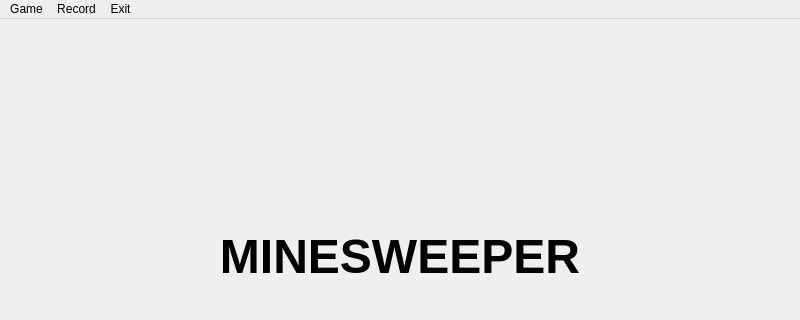
The window that include/mainwindow.ui (Goldfish9901-2/minesweeper-qt) describes before a commit, drawn with Qt 5; both pictures show x 0 to 800 and y 0 to 320 of the 800 by 600 pixel window.
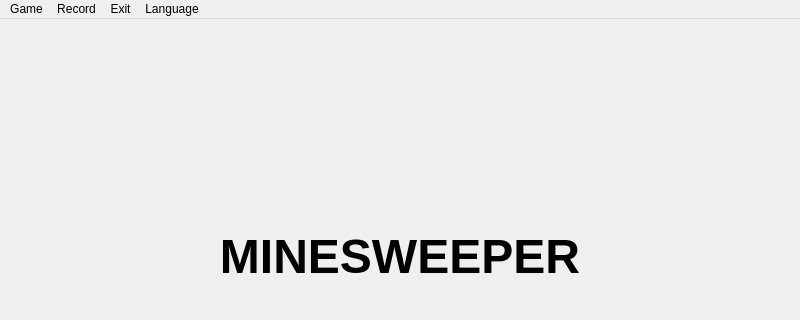
The same window after the commit.

Commit message: feat(i18n): 实现多语言支持和动态语言切换功能- 升级CMake标准至C++17并添加MSVC UTF-8编译选项 - 新增英语翻译文件(res/MineSweeper_en.ts)和支持中文翻译- 创建LanguageChoiceAction类用于处理语言选择菜单项 - 实现动态语言菜单创建和切换逻辑- 添加翻译加载和注册机制，支持多语言自动检测 - 重构图标渲染相关代码到独立源文件- 更新UI界面添加语言菜单入口 -优化CMakeLists.txt项目源文件组织结构

Diff of the .ui file:
```diff
--- a/include/mainwindow.ui
+++ b/include/mainwindow.ui
@@ -135,9 +135,17 @@
      <string>Exit</string>
     </property>
    </widget>
+            <widget class="QMenu" name="menuLanguage">
+                <property name="title">
+                    <string>Language</string>
+                </property>
+                <addaction name="actionEnglish"/>
+                <addaction name="actionChinese"/>
+            </widget>
    <addaction name="menuMineSweeper"/>
    <addaction name="menuRecord"/>
    <addaction name="menuExit"/>
+            <addaction name="menuLanguage"/>
   </widget>
   <widget class="QStatusBar" name="statusbar"/>
  </widget>
```
Left out of the diff: 10 changed lines with no effect on the pictures. Lines whose indentation alone changed are shown as unchanged. The commit also changes 12 other files.
